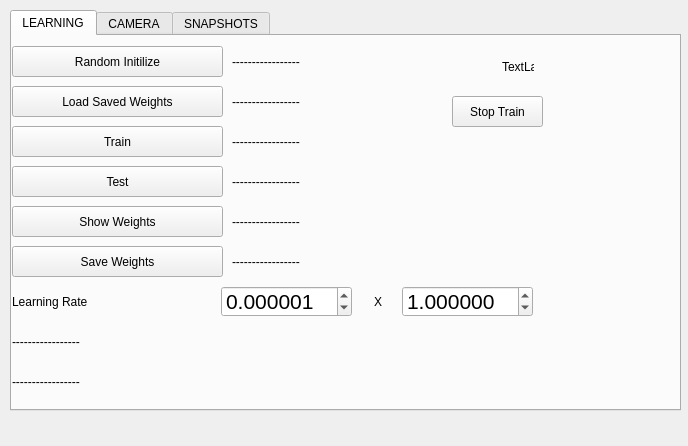
Qt form mainwindow.ui (ahmetcihan/hand_recognition) before a commit.
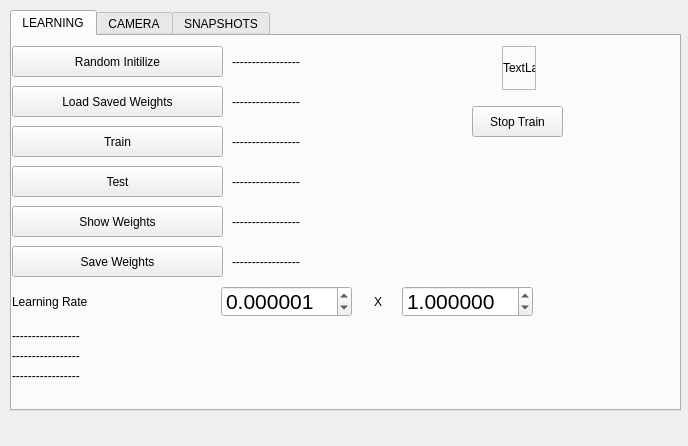
The same form after that commit. The open tabs and pages were chosen to show the change.

```diff
--- a/mainwindow.ui
+++ b/mainwindow.ui
@@ -34,9 +34,9 @@
       <property name="geometry">
        <rect>
         <x>0</x>
-        <y>330</y>
-        <width>401</width>
-        <height>31</height>
+        <y>310</y>
+        <width>500</width>
+        <height>20</height>
        </rect>
       </property>
       <property name="text">
@@ -87,8 +87,8 @@
        <rect>
         <x>0</x>
         <y>290</y>
-        <width>401</width>
-        <height>31</height>
+        <width>500</width>
+        <height>20</height>
        </rect>
       </property>
       <property name="text">
@@ -295,24 +295,11 @@
        <string>Random Initilize</string>
       </property>
      </widget>
-     <widget class="QLabel" name="label_hand_two">
-      <property name="geometry">
-       <rect>
-        <x>490</x>
-        <y>10</y>
-        <width>32</width>
-        <height>42</height>
-       </rect>
-      </property>
-      <property name="text">
-       <string>TextLabel</string>
-      </property>
-     </widget>
      <widget class="QPushButton" name="pushButton_76800_1024_1024_6_stop_train">
       <property name="geometry">
        <rect>
-        <x>440</x>
-        <y>60</y>
+        <x>460</x>
+        <y>70</y>
         <width>91</width>
         <height>31</height>
        </rect>
@@ -321,6 +308,48 @@
        <string>Stop Train</string>
       </property>
      </widget>
+     <widget class="QLabel" name="label_76800_1024_1024_6_train_status_3">
+      <property name="geometry">
+       <rect>
+        <x>0</x>
+        <y>330</y>
+        <width>500</width>
+        <height>20</height>
+       </rect>
+      </property>
+      <property name="text">
+       <string>-----------------</string>
+      </property>
+     </widget>
+     <widget class="QFrame" name="frame">
+      <property name="geometry">
+       <rect>
+        <x>490</x>
+        <y>10</y>
+        <width>34</width>
+        <height>44</height>
+       </rect>
+      </property>
+      <property name="frameShape">
+       <enum>QFrame::StyledPanel</enum>
+      </property>
+      <property name="frameShadow">
+       <enum>QFrame::Raised</enum>
+      </property>
+      <widget class="QLabel" name="label_hand_two">
+       <property name="geometry">
+        <rect>
+         <x>1</x>
+         <y>1</y>
+         <width>32</width>
+         <height>42</height>
+        </rect>
+       </property>
+       <property name="text">
+        <string>TextLabel</string>
+       </property>
+      </widget>
+     </widget>
     </widget>
     <widget class="QWidget" name="tab_2">
      <attribute name="title">
```
Left out of the diff: 30 changed lines with no effect on the pictures.
